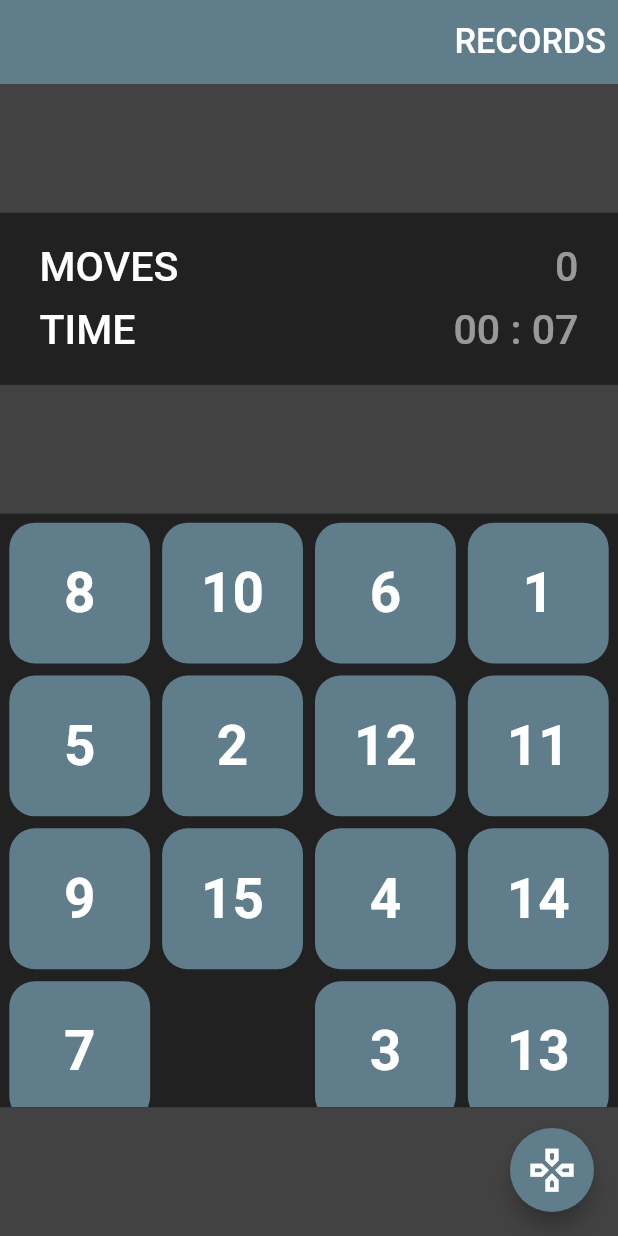
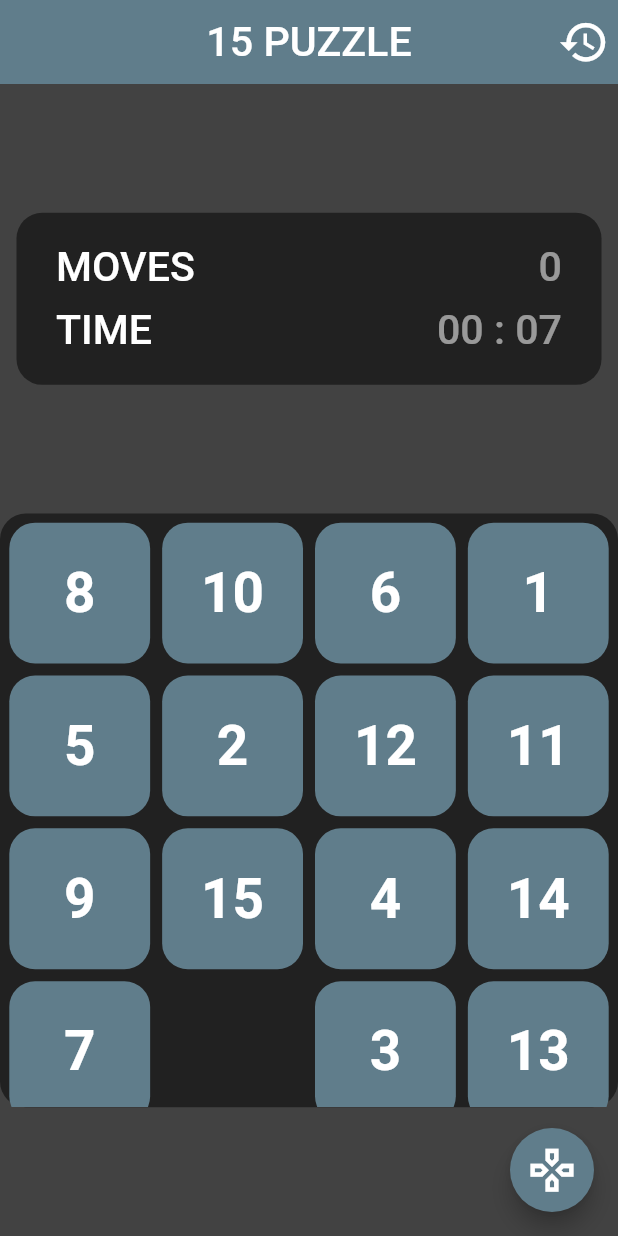
Before and after one commit to ShohjahonMurodov/default_homework_project, a Flutter app: the screen it shows after launch, on a phone screen of 412 x 824 dp. Run offline on Flutter 3.47's test engine with Material 3 defaults, Android fonts, the phone set to English and light mode, and no system bars; our stand-ins replace flutter_screenutil, get, sqflite; accounts and stored records are empty.

Commit message:
100 foiz tugadi :)

```diff
--- a/lib/screens/puzzle_game/view/puzzle_game_screen.dart
+++ b/lib/screens/puzzle_game/view/puzzle_game_screen.dart
@@ -32,8 +32,17 @@ class _PuzzlePageState extends State<PuzzlePage> {
       appBar: AppBar(
         backgroundColor: Colors.blueGrey,
         elevation: 0,
+        centerTitle: true,
+        title: Text(
+          "15 PUZZLE",
+          style: TextStyle(
+            color: Colors.white,
+            fontSize: 24.sp,
+            fontWeight: FontWeight.w500,
+          ),
+        ),
         actions: [
-          TextButton(
+          IconButton(
             onPressed: () {
               if (!controller.isGame) {
                 Navigator.push(
@@ -44,13 +53,10 @@ class _PuzzlePageState extends State<PuzzlePage> {
                 );
               }
             },
-            child: Text(
-              "RECORDS",
-              style: TextStyle(
-                color: Colors.white,
-                fontSize: 20.sp,
-                fontWeight: FontWeight.w500,
-              ),
+            icon: Icon(
+              Icons.history,
+              size: 30.sp,
+              color: Colors.white,
             ),
           ),
         ],
@@ -60,8 +66,12 @@ class _PuzzlePageState extends State<PuzzlePage> {
           mainAxisAlignment: MainAxisAlignment.spaceEvenly,
           children: [
             Container(
+              margin: EdgeInsets.symmetric(horizontal: 10.w),
+              decoration: BoxDecoration(
+                borderRadius: BorderRadius.circular(15.r),
+                color: Colors.grey.shade900,
+              ),
               width: double.infinity,
-              color: Colors.grey.shade900,
               padding: EdgeInsets.symmetric(
                 horizontal: 24.w,
                 vertical: 20.h,
@@ -116,8 +126,11 @@ class _PuzzlePageState extends State<PuzzlePage> {
             ),
             Container(
               width: double.infinity,
-              color: Colors.grey.shade900,
               height: 390.h,
+              decoration: BoxDecoration(
+                borderRadius: BorderRadius.circular(15.r),
+                color: Colors.grey.shade900,
+              ),
               child: GridView.builder(
                 padding: EdgeInsets.symmetric(horizontal: 2.w, vertical: 2.h),
                 physics: const NeverScrollableScrollPhysics(),
```
